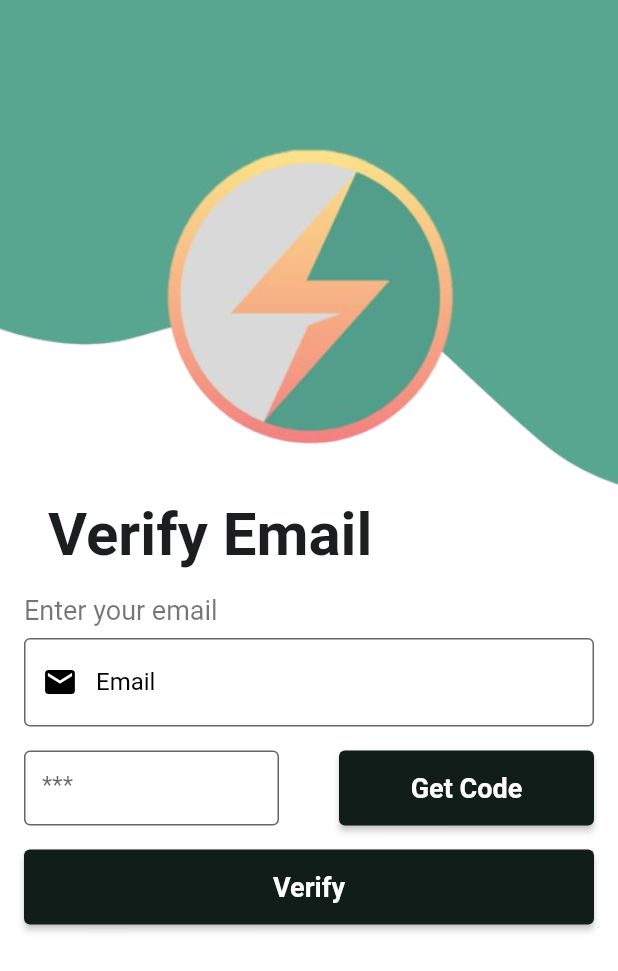
After one commit to Shatha88/electra, a Flutter app: the verifyEmail screen opened directly, on a phone screen of 412 x 824 dp. The commit adds this screen. Shown: the top 971 px of the screen. Run offline on Flutter 3.47's test engine with Material 2 defaults, Android fonts, the phone set to English and light mode, and no system bars; our stand-ins replace dotted_border, geolocator, get_storage, image_picker, line_icons; accounts and stored records are empty.

Commit message:
chang3file

```diff
--- a/lib/Screens/Auth/signup_page.dart
+++ b/lib/Screens/Auth/signup_page.dart
@@ -1,4 +1,5 @@
 import 'package:electra/Screens/Auth/ForgetPassword.dart';
+import 'package:electra/Screens/Auth/verifyEmail.dart';
 import 'package:electra/components/CustomTextField.dart';
 import 'package:flutter/material.dart';
 
@@ -89,7 +90,7 @@ class _SignupPageState extends State<SignupPage> {
                     ),
                   ),
                   Container(
-                    height: 80,
+                    height: 60,
                     child: Card(
                       shape: const RoundedRectangleBorder(
                         borderRadius: BorderRadius.all(Radius.circular(25)),
@@ -311,7 +312,7 @@ class _SignupPageState extends State<SignupPage> {
                     onTap: () {
                       Navigator.of(context).pushAndRemoveUntil(
                           MaterialPageRoute(
-                              builder: (context) => const ForgetPassword()),
+                              builder: (context) => const verifyEmail()),
                           (route) => false);
                     },
                     child: const Align(
@@ -319,7 +320,7 @@ class _SignupPageState extends State<SignupPage> {
                       child: Padding(
                         padding: EdgeInsets.symmetric(horizontal: 16),
                         child: Text(
-                          " forget password?",
+                          " Verify Email?",
                           style: TextStyle(
                               color: txtFieldColor,
                               fontSize: 18,
--- /dev/null
+++ b/lib/Screens/Auth/verifyEmail.dart
@@ -0,0 +1,130 @@
+import 'package:electra/components/Provider/Componints/AddStationComponints/textFeldCustom.dart';
+import 'package:electra/components/Provider/Componints/text_custom.dart';
+import 'package:electra/constents/colors_theme.dart';
+import 'package:flutter/material.dart';
+
+import '../../constents/spaces.dart';
+
+class verifyEmail extends StatefulWidget {
+  const verifyEmail({super.key});
+
+  @override
+  State<verifyEmail> createState() => _verifyEmailState();
+}
+
+class _verifyEmailState extends State<verifyEmail> {
+  @override
+  Widget build(BuildContext context) {
+    var screenVeify = MediaQuery.of(context).size.height;
+    var screenA = MediaQuery.of(context).size.width;
+    return Scaffold(
+      body: SingleChildScrollView(
+        child: Container(
+          color: Colors.white,
+          width: double.infinity,
+          height: screenVeify,
+          child: Column(children: <Widget>[
+            Column(children: [
+              Image(
+                  image: AssetImage("assets/images/aaa-removebg-preview.png"),
+                  fit: BoxFit.fitWidth,
+                  width: double.infinity),
+              Padding(
+                padding: const EdgeInsets.symmetric(horizontal: 16),
+                child: Column(
+                  children: [
+                    const Align(
+                      alignment: AlignmentDirectional.bottomStart,
+                      child: Padding(
+                        padding: EdgeInsets.symmetric(horizontal: 16),
+                        child: Text(
+                          "Verify Email",
+                          style: TextStyle(
+                              color: txtFieldColor,
+                              fontSize: 40,
+                              fontWeight: FontWeight.bold),
+                        ),
+                      ),
+                    ),
+                    kVSpace16,
+                    Align(
+                      alignment: Alignment.centerLeft,
+                      child: TextCustom(
+                        text: "Enter your email",
+                        fontSize: 18,
+                        color: Colors.black54,
+                      ),
+                    ),
+                    kVSpace8,
+                    textfeldecustom(titel: "Email", iconData: Icons.email),
+                    kVSpace16,
+                    Row(
+                      mainAxisAlignment: MainAxisAlignment.spaceBetween,
+                      children: [
+                        SizedBox(
+                          height: 50,
+                          width: 170,
+                          child: TextField(
+                            enabled: true,
+                            cursorColor: Color.fromARGB(255, 74, 74, 74),
+                            cursorWidth: 2,
+                            decoration: InputDecoration(
+                              fillColor: Colors.white,
+                              filled: true,
+                              hintText: "***",
+                              border: OutlineInputBorder(),
+                              disabledBorder: OutlineInputBorder(
+                                borderSide: BorderSide(
+                                  color: Colors.white,
+                                ),
+                              ),
+                              focusedBorder: OutlineInputBorder(
+                                borderRadius: BorderRadius.circular(10),
+                                borderSide: BorderSide(color: Colors.black),
+                              ),
+                            ),
+                          ),
+                        ),
+                        SizedBox(
+                          height: 50,
+                          width: 170,
+                          child: ElevatedButton(
+                              style: ElevatedButton.styleFrom(
+                                backgroundColor: buttonBGColor,
+                              ),
+                              onPressed: () {},
+                              child: TextCustom(
+                                text: "Get Code",
+                                fontSize: 18,
+                                color: Colors.white,
+                                fontWeight: FontWeight.bold,
+                              )),
+                        ),
+                      ],
+                    ),
+                    kVSpace16,
+                    SizedBox(
+                      height: 50,
+                      width: 380,
+                      child: ElevatedButton(
+                          style: ElevatedButton.styleFrom(
+                            backgroundColor: buttonBGColor,
+                          ),
+                          onPressed: () {},
+                          child: TextCustom(
+                            text: "Verify",
+                            fontSize: 18,
+                            color: Colors.white,
+                            fontWeight: FontWeight.bold,
+                          )),
+                    ),
+                  ],
+                ),
+              )
+            ]),
+          ]),
+        ),
+      ),
+    );
+  }
+}
--- a/lib/components/CustomTextField.dart
+++ b/lib/components/CustomTextField.dart
@@ -33,6 +33,8 @@ class mTextField extends StatelessWidget {
   Widget build(BuildContext context) {
     return Padding(
       padding: const EdgeInsets.all(8.0),
+      child: SizedBox(
+        height: 50,
         child: TextField(
           enabled: true,
           minLines: minLines,
@@ -91,6 +93,7 @@ class mTextField extends StatelessWidget {
                 fontWeight: FontWeight.normal),
           ),
         ),
+      ),
     );
   }
 }
```
Lines whose indentation alone changed are shown as unchanged.
